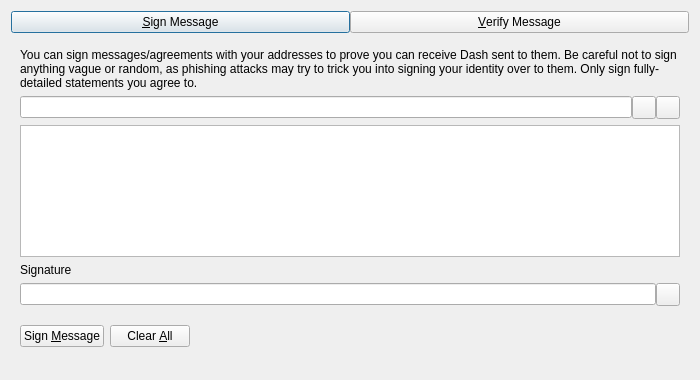
First picture: the form in src/qt/forms/signverifymessagedialog.ui, repository amerocrypto/amero2, before the edit.
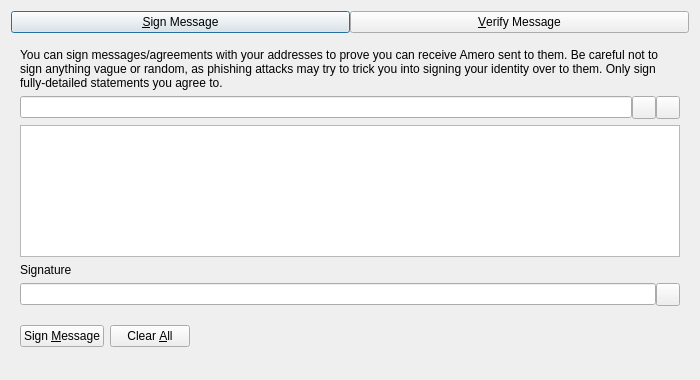
Second picture: the form after the edit. Custom widgets are drawn as their Qt base class.

What changed in the file:
```diff
--- a/src/qt/forms/signverifymessagedialog.ui
+++ b/src/qt/forms/signverifymessagedialog.ui
@@ -63,7 +63,7 @@
        <item>
         <widget class="QLabel" name="infoLabel_SM">
          <property name="text">
-          <string>You can sign messages/agreements with your addresses to prove you can receive Dash sent to them. Be careful not to sign anything vague or random, as phishing attacks may try to trick you into signing your identity over to them. Only sign fully-detailed statements you agree to.</string>
+          <string>You can sign messages/agreements with your addresses to prove you can receive Amero sent to them. Be careful not to sign anything vague or random, as phishing attacks may try to trick you into signing your identity over to them. Only sign fully-detailed statements you agree to.</string>
          </property>
          <property name="textFormat">
           <enum>Qt::PlainText</enum>
```
Left out of the diff: 10 changed lines with no effect on the pictures.
